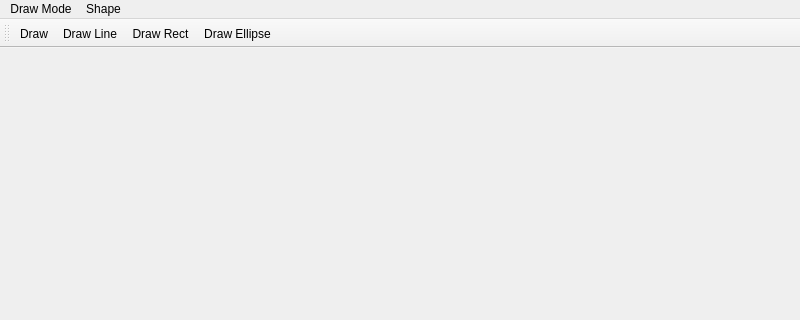
Qt form mainwindow.ui (adam-zielonka/paintAZ) before a commit; both pictures show x 0 to 800 and y 0 to 320 of the 800 by 600 pixel window.
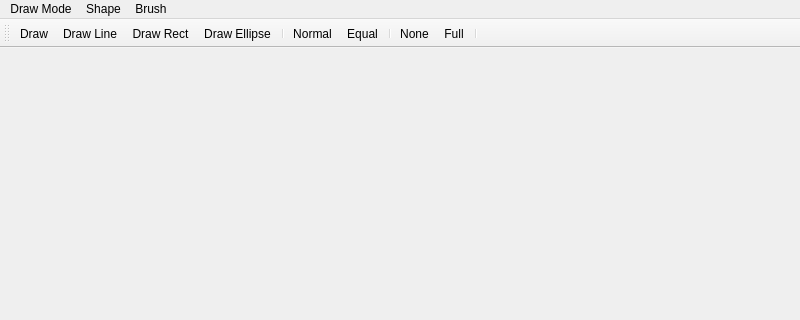
The same form after that commit. Icons and pictures are not drawn.

```diff
--- a/mainwindow.ui
+++ b/mainwindow.ui
@@ -40,8 +40,16 @@
     <addaction name="actionNormal"/>
     <addaction name="actionEqual"/>
    </widget>
+   <widget class="QMenu" name="menuBrush">
+    <property name="title">
+     <string>Brush</string>
+    </property>
+    <addaction name="actionNone"/>
+    <addaction name="actionFull"/>
+   </widget>
    <addaction name="menuDraw_Mode"/>
    <addaction name="menuShape"/>
+   <addaction name="menuBrush"/>
   </widget>
   <widget class="QStatusBar" name="statusbar"/>
   <widget class="QToolBar" name="toolBar">
@@ -58,6 +66,13 @@
    <addaction name="actionDraw_Line"/>
    <addaction name="actionDraw_Rect"/>
    <addaction name="actionDraw_Ellipse"/>
+   <addaction name="separator"/>
+   <addaction name="actionNormal"/>
+   <addaction name="actionEqual"/>
+   <addaction name="separator"/>
+   <addaction name="actionNone"/>
+   <addaction name="actionFull"/>
+   <addaction name="separator"/>
   </widget>
   <action name="actionDraw">
    <property name="icon">
@@ -105,6 +120,24 @@
     <string>Equal</string>
    </property>
   </action>
+  <action name="actionNone">
+   <property name="icon">
+    <iconset resource="resources.qrc">
+     <normaloff>:/icons/icons/Roller Brush-50.png</normaloff>:/icons/icons/Roller Brush-50.png</iconset>
+   </property>
+   <property name="text">
+    <string>None</string>
+   </property>
+  </action>
+  <action name="actionFull">
+   <property name="icon">
+    <iconset resource="resources.qrc">
+     <normaloff>:/icons/icons/Roller Brush Filled-50.png</normaloff>:/icons/icons/Roller Brush Filled-50.png</iconset>
+   </property>
+   <property name="text">
+    <string>Full</string>
+   </property>
+  </action>
  </widget>
  <resources>
   <include location="resources.qrc"/>
```
Left out of the diff: 8 changed lines with no effect on the pictures.
